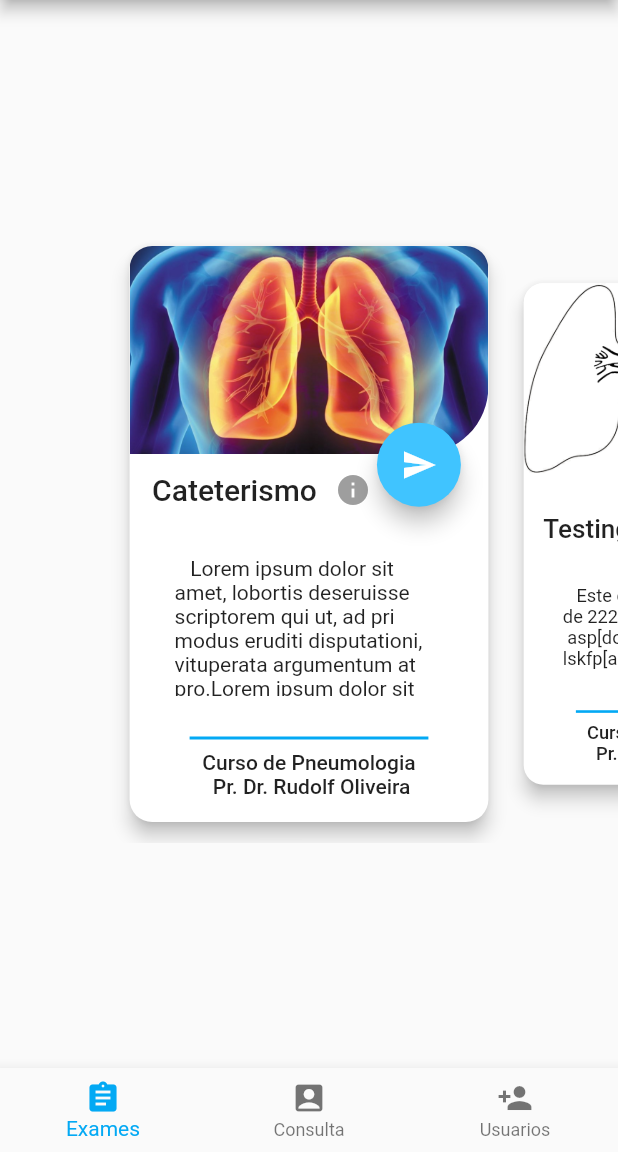
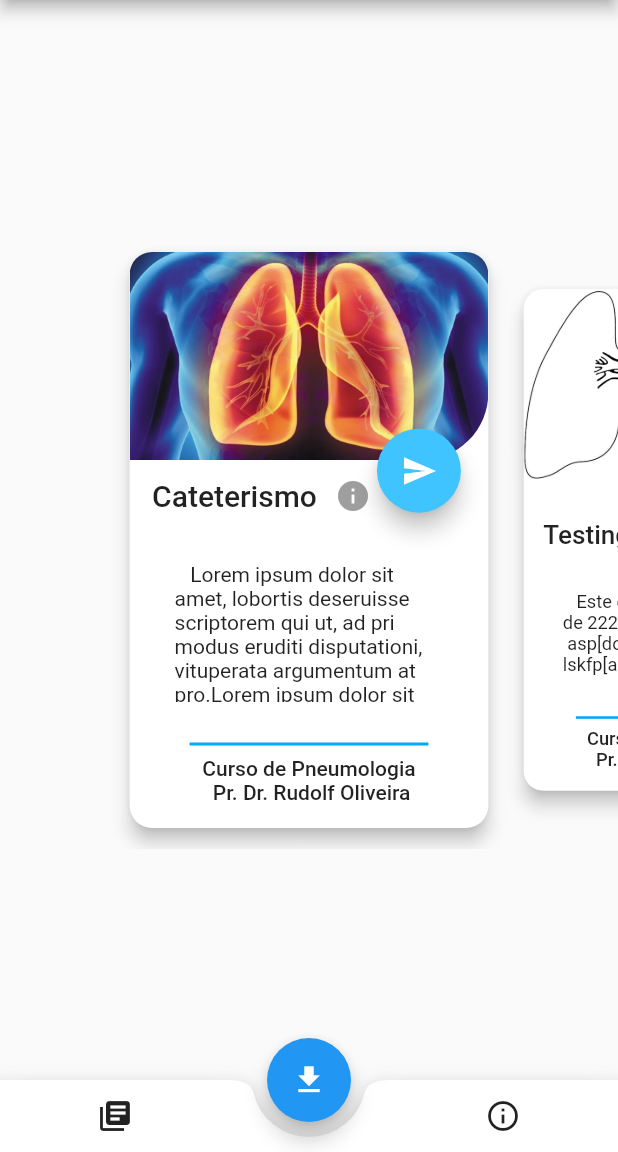
Before and after one commit to lafetamarcelo/HSPGatherer, a Flutter app: the screen it shows after launch, on a phone screen of 412 x 824 dp, the part 84-1236 px from its top. Run offline on Flutter 3.47's test engine with Material 2 defaults, Android fonts, the phone set to English and light mode, and no system bars; drawn by our look-alikes of carousel_slider.

Commit message:
Creation of a new version.

```diff
--- a/desktop_application/lib/app.dart
+++ b/desktop_application/lib/app.dart
@@ -17,7 +17,6 @@ class MyApp extends StatelessWidget {
       final Map<String, dynamic> arguments = settings.arguments;
       Widget screen;
       switch (settings.name) {
-        case LocationRoute
       }
     };
   }
--- a/desktop_application/lib/screens/init/init.dart
+++ b/desktop_application/lib/screens/init/init.dart
@@ -187,25 +187,39 @@ class _InitialScreenState extends State<InitialScreen> {
           ),
         ],
       ),
-      bottomNavigationBar: BottomNavigationBar(
-        currentIndex: _selectedIndex,
-        selectedItemColor: Colors.lightBlue,
-        items: const <BottomNavigationBarItem>[
-          BottomNavigationBarItem(
-            icon: Icon(Icons.assignment),
-            title: Text('Exames')
-          ),
-          BottomNavigationBarItem(
-            icon: Icon(Icons.account_box),
-            title: Text('Consulta')
-          ),
-          BottomNavigationBarItem(
-            icon: Icon(Icons.person_add),
-            title: Text('Usuarios')
-          )
-        ],
-        onTap: (iconIndex) => _onBarEntryTap(context, iconIndex),
+      bottomNavigationBar: BottomAppBar(
+        shape: CircularNotchedRectangle(),
+        notchMargin: 10,
+        child: Row(
+          mainAxisSize: MainAxisSize.max,
+          mainAxisAlignment: MainAxisAlignment.spaceAround,
+          children: <Widget>[
+            IconButton(
+              icon: Icon(
+                Icons.library_books
+              ),
+              onPressed: (){},
+            ),
+            Container(
+              height: 20,
+            ),
+            IconButton(
+              icon: Icon(
+                Icons.info_outline,
+              ),
+              onPressed: (){},
+            )
+          ],
+        ),
       ),
+      floatingActionButton: FloatingActionButton(
+        child: Icon(
+          Icons.file_download
+        ),
+        onPressed: (){},
+      ),
+      floatingActionButtonLocation:
+        FloatingActionButtonLocation.centerDocked,
     );
   }
 
```
Also changed, not shown: 12 other files.
